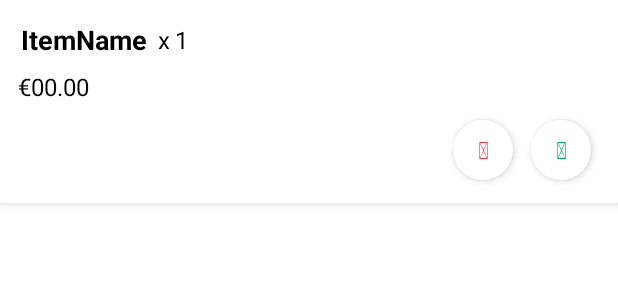
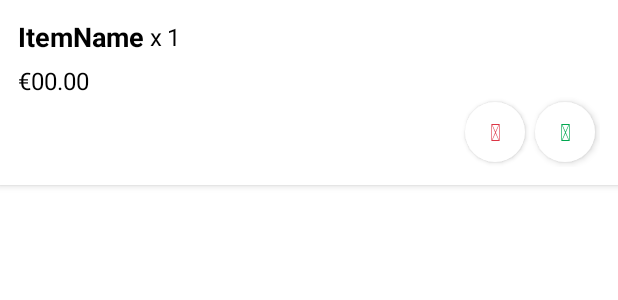
Before and after one commit to kylehellstrom-22343261/CS4084-Group_27, an Android app: the layout item_confirm_order.xml on its own in the app's theme, with its tools: preview values and no code run, on a phone screen of 412 x 824 dp. Shown: the top 300 px of the screen. Run offline under Robolectric (Android 15) with nearby library versions, the light colour scheme and no system bars.

Commit message:
Menu buttons completely finished

```diff
--- a/app/src/main/java/com/example/unieats/view/adapter/MenuAdapter.java
+++ b/app/src/main/java/com/example/unieats/view/adapter/MenuAdapter.java
@@ -36,9 +36,6 @@ public class MenuAdapter extends RecyclerView.Adapter<RecyclerView.ViewHolder> {
         this.items = items;
         this.basketUpdateListener = basketUpdateListener;
         this.context = context;
-        Log.d("MenuFragment", "Total item count: " + items.size());
-        Log.d("MenuFragment", "Basket items: " + items.size());
-
     }
 
     /**
--- a/app/src/main/res/layout/item_confirm_order.xml
+++ b/app/src/main/res/layout/item_confirm_order.xml
@@ -2,11 +2,11 @@
 <LinearLayout xmlns:android="http://schemas.android.com/apk/res/android"
     android:layout_width="match_parent"
     android:layout_height="wrap_content"
+    android:orientation="vertical"
+    android:padding="12dp"
     android:layout_marginBottom="2dp"
     android:background="@color/white"
-    android:elevation="3dp"
-    android:orientation="vertical"
-    android:padding="12dp">
+    android:elevation="3dp">
 
     <!-- Item Name x Quantity -->
     <LinearLayout
@@ -20,20 +20,19 @@
             android:id="@+id/confirm_order_item_name"
             android:layout_width="wrap_content"
             android:layout_height="wrap_content"
-            android:padding="2dp"
             android:text="ItemName"
             android:textColor="@color/black"
             android:textSize="18sp"
-            android:textStyle="bold" />
+            android:textStyle="bold"
+            android:paddingEnd="4dp" />
 
         <TextView
             android:layout_width="wrap_content"
             android:layout_height="wrap_content"
-            android:paddingStart="5dp"
-            android:paddingEnd="3dp"
             android:text="x"
             android:textColor="@color/black"
-            android:textSize="16sp" />
+            android:textSize="16sp"
+            android:paddingEnd="3dp" />
 
         <TextView
             android:id="@+id/confirm_order_item_quantity"
@@ -43,7 +42,6 @@
             android:textColor="@color/black"
             android:textSize="16sp" />
     </LinearLayout>
-
 
     <!-- Price -->
     <TextView
@@ -59,36 +57,30 @@
     <LinearLayout
         android:layout_width="match_parent"
         android:layout_height="wrap_content"
-        android:layout_marginTop="8dp"
-        android:gravity="end"
-        android:orientation="horizontal">
+        android:orientation="horizontal"
+        android:gravity="end">
 
         <Button
             android:id="@+id/order_item_remove_button"
             android:layout_width="40dp"
             android:layout_height="40dp"
-            android:layout_marginHorizontal="6dp"
-            android:layout_marginVertical="3dp"
-            android:layout_gravity="center_vertical"
+            android:layout_margin="3dp"
             android:background="@drawable/remove_button_bg"
-            android:contentDescription="Add"
-            android:elevation="3dp"
+            android:contentDescription="Remove"
+            android:elevation="2dp"
             android:fontFamily="@font/fa_solid"
             android:gravity="center"
             android:padding="0dp"
             android:stateListAnimator="@null"
             android:text="\uf068"
             android:textColor="@color/red"
-            android:textSize="16sp"
-            />
+            android:textSize="16sp" />
 
         <Button
             android:id="@+id/order_item_add_button"
             android:layout_width="40dp"
             android:layout_height="40dp"
-            android:layout_marginHorizontal="6dp"
-            android:layout_marginVertical="3dp"
-            android:layout_gravity="center_vertical"
+            android:layout_margin="3dp"
             android:background="@drawable/add_button_bg"
             android:contentDescription="Add"
             android:elevation="3dp"
@@ -98,7 +90,6 @@
             android:stateListAnimator="@null"
             android:text="\uf067"
             android:textColor="@color/green"
-            android:textSize="16sp"
-            />
+            android:textSize="16sp" />
     </LinearLayout>
 </LinearLayout>
```
Also changed, not shown: app/src/main/java/com/example/unieats/view/adapter/ConfirmOrderAdapter.java (+41 -8 lines), app/src/main/java/com/example/unieats/view/fragment/ConfirmOrderFragment.java (+32 -7 lines), app/src/main/res/layout/fragment_confirm_order.xml (+12 -0 lines).
